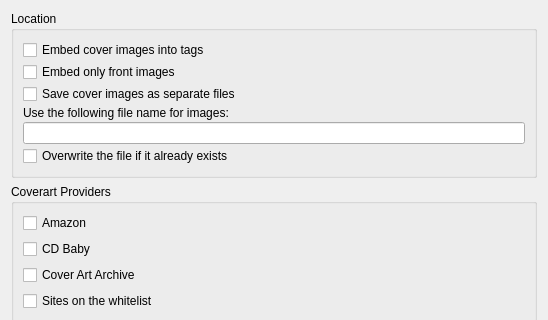
The window that ui/options_cover.ui (metabrainz/picard) describes before a commit, drawn with Qt 5; both pictures show x 0 to 548 and y 0 to 320 of the 548 by 551 pixel window.
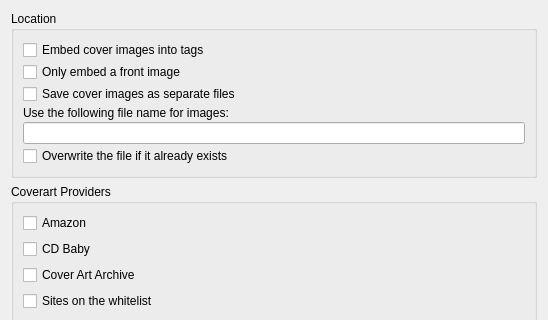
The same window after the commit.

Commit message:
When "save_only_front_images_to_tags" is set, save only 1 front image.
Introduce helpers to clarify and fix code:
- is_front_image()
- save_this_image_to_tags()
- image_type_from_id3_num()
- image_type_as_id3_num()

Fixes:
- honor "save_only_front_images_to_tags" option for apev2 format too
- save only caa front image to tags when "save_only_front_images_to_tags" is set
  and image source is CAA, use 'front' flag from json.
  Other sources should have only 1 front image anyways.

Diff of the .ui file:
```diff
--- a/ui/options_cover.ui
+++ b/ui/options_cover.ui
@@ -33,7 +33,7 @@
       <item>
        <widget class="QCheckBox" name="cb_embed_front_only">
         <property name="text">
-         <string>Embed only front images</string>
+         <string>Only embed a front image</string>
         </property>
        </widget>
       </item>
```
The commit also changes 9 other files.
